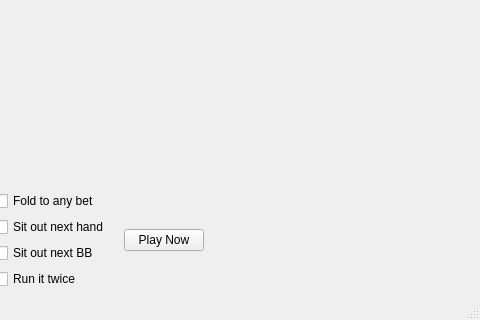
This is qt-client/client/table.ui in paunovic/chipup-poker as Qt 5 draws it before an edit; both pictures show x 149 to 629 and y 130 to 450 of the 629 by 450 pixel window. The edited form follows.
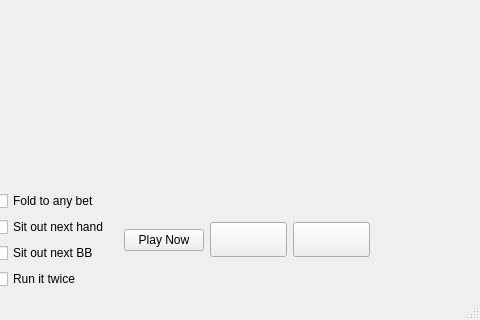
This is the edited form. The open tabs and pages were chosen to show the change. Icons and pictures are not drawn.

Commit message: partial mac support for waiting list

What changed in the file:
```diff
--- a/qt-client/client/table.ui
+++ b/qt-client/client/table.ui
@@ -137,6 +137,49 @@
             </property>
            </widget>
           </item>
+          <item>
+           <widget class="QPushButton" name="btJoinWaitingList">
+            <property name="minimumSize">
+             <size>
+              <width>77</width>
+              <height>35</height>
+             </size>
+            </property>
+            <property name="styleSheet">
+             <string notr="true">QPushButton {
+	border-image: url(:/resources/waiting_list/JoinWaitingList_Normal.png);
+}
+QPushButton:pressed {
+	border-image: url(:/resources/waiting_list/JoinWaitingList_Pressed.png);
+}
+</string>
+            </property>
+            <property name="text">
+             <string/>
+            </property>
+           </widget>
+          </item>
+          <item>
+           <widget class="QPushButton" name="btLeaveWaitingList">
+            <property name="minimumSize">
+             <size>
+              <width>77</width>
+              <height>35</height>
+             </size>
+            </property>
+            <property name="styleSheet">
+             <string notr="true">QPushButton {
+	border-image: url(:/resources/waiting_list/LeaveWaitingList_Normal.png);
+}
+QPushButton:pressed {
+	border-image: url(:/resources/waiting_list/LeaveWaitingList_Pressed.png);
+}</string>
+            </property>
+            <property name="text">
+             <string/>
+            </property>
+           </widget>
+          </item>
           <item>
            <spacer name="horizontalSpacer_2">
             <property name="orientation">
```
Left out of the diff: 2 changed lines with no effect on the pictures. The commit also changes 12 other files.
